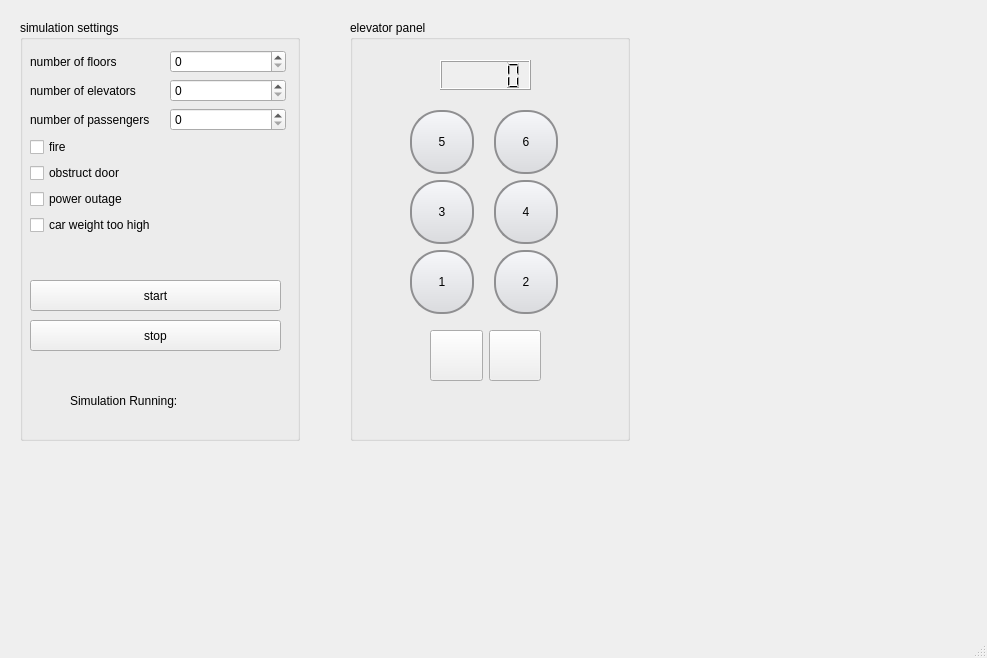
Qt form assignment-03/mainwindow.ui (vidun-jay/comp3004) before a commit.
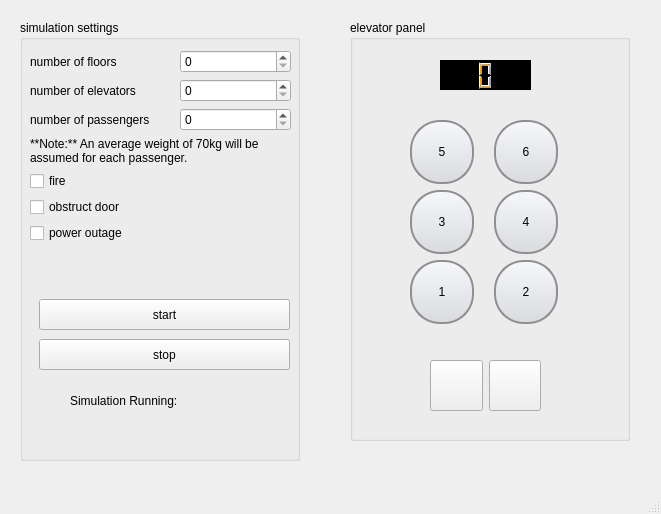
The same form after that commit. Icons and pictures are not drawn.

The edit to the form file:
```diff
--- a/assignment-03/mainwindow.ui
+++ b/assignment-03/mainwindow.ui
@@ -6,8 +6,8 @@
    <rect>
     <x>0</x>
     <y>0</y>
-    <width>987</width>
-    <height>658</height>
+    <width>661</width>
+    <height>514</height>
    </rect>
   </property>
   <property name="windowTitle">
@@ -23,7 +23,7 @@
       <x>20</x>
       <y>20</y>
       <width>280</width>
-      <height>421</height>
+      <height>441</height>
      </rect>
     </property>
     <property name="title">
@@ -34,14 +34,21 @@
       <rect>
        <x>10</x>
        <y>30</y>
-       <width>256</width>
-       <height>214</height>
+       <width>261</width>
+       <height>237</height>
       </rect>
      </property>
      <layout class="QFormLayout" name="formLayout">
       <property name="horizontalSpacing">
-       <number>20</number>
+       <number>30</number>
       </property>
+      <item row="0" column="0">
+       <widget class="QLabel" name="label_2">
+        <property name="text">
+         <string>number of floors</string>
+        </property>
+       </widget>
+      </item>
       <item row="0" column="1">
        <widget class="QSpinBox" name="spinBox"/>
       </item>
@@ -63,38 +70,37 @@
        </widget>
       </item>
       <item row="3" column="1">
-       <widget class="QSpinBox" name="spinBox_3"/>
+       <widget class="QSpinBox" name="load"/>
       </item>
-      <item row="0" column="0">
-       <widget class="QLabel" name="label_2">
+      <item row="4" column="0" colspan="2">
+       <widget class="QLabel" name="label_5">
         <property name="text">
-         <string>number of floors</string>
+         <string>**Note:** An average weight of 70kg will be assumed for each passenger.</string>
+        </property>
+        <property name="textFormat">
+         <enum>Qt::MarkdownText</enum>
+        </property>
+        <property name="wordWrap">
+         <bool>true</bool>
         </property>
        </widget>
       </item>
-      <item row="4" column="0">
+      <item row="5" column="0">
        <widget class="QCheckBox" name="fire_check">
         <property name="text">
          <string>fire</string>
         </property>
        </widget>
       </item>
-      <item row="7" column="0" colspan="2">
-       <widget class="QCheckBox" name="checkBox_2">
-        <property name="text">
-         <string>car weight too high</string>
-        </property>
-       </widget>
-      </item>
-      <item row="5" column="0">
+      <item row="6" column="0">
        <widget class="QCheckBox" name="obstructed_check">
         <property name="text">
          <string>obstruct door</string>
         </property>
        </widget>
       </item>
-      <item row="6" column="0">
-       <widget class="QCheckBox" name="checkBox_4">
+      <item row="7" column="0">
+       <widget class="QCheckBox" name="power_outage">
         <property name="text">
          <string>power outage</string>
         </property>
@@ -105,8 +111,8 @@
     <widget class="QPushButton" name="start">
      <property name="geometry">
       <rect>
-       <x>10</x>
-       <y>260</y>
+       <x>19</x>
+       <y>279</y>
        <width>251</width>
        <height>31</height>
       </rect>
@@ -147,8 +153,8 @@
     <widget class="QPushButton" name="stop">
      <property name="geometry">
       <rect>
-       <x>10</x>
-       <y>300</y>
+       <x>19</x>
+       <y>319</y>
        <width>251</width>
        <height>31</height>
       </rect>
@@ -179,17 +185,27 @@
        <height>30</height>
       </rect>
      </property>
+     <property name="layoutDirection">
+      <enum>Qt::LeftToRight</enum>
+     </property>
      <property name="autoFillBackground">
-      <bool>true</bool>
+      <bool>false</bool>
+     </property>
+     <property name="styleSheet">
+      <string notr="true">background-color: black; 
+color: orange;</string>
+     </property>
+     <property name="digitCount">
+      <number>1</number>
      </property>
     </widget>
     <widget class="QWidget" name="formLayoutWidget_3">
      <property name="geometry">
       <rect>
        <x>60</x>
-       <y>90</y>
-       <width>151</width>
-       <height>206</height>
+       <y>100</y>
+       <width>191</width>
+       <height>276</height>
       </rect>
      </property>
      <layout class="QFormLayout" name="formLayout_3">
@@ -197,7 +213,7 @@
        <number>20</number>
       </property>
       <item row="0" column="0">
-       <widget class="QPushButton" name="pushButton_2">
+       <widget class="QPushButton" name="five">
         <property name="styleSheet">
          <string notr="true">QPushButton {
     border: 2px solid #8f8f91;
@@ -213,7 +229,10 @@
 QPushButton:pressed {
     background-color: qlineargradient(x1: 0, y1: 0, x2: 0, y2: 1, stop: 0 #dadbde, stop: 1 #f6f7fa);
 }
-</string>
+
+QPushButton:checked {
+	border: 2px solid orange;
+}</string>
         </property>
         <property name="text">
          <string>5</string>
@@ -221,7 +240,7 @@
        </widget>
       </item>
       <item row="0" column="1">
-       <widget class="QPushButton" name="pushButton_3">
+       <widget class="QPushButton" name="six">
         <property name="styleSheet">
          <string notr="true">QPushButton {
     border: 2px solid #8f8f91;
@@ -237,7 +256,10 @@
 QPushButton:pressed {
     background-color: qlineargradient(x1: 0, y1: 0, x2: 0, y2: 1, stop: 0 #dadbde, stop: 1 #f6f7fa);
 }
-</string>
+
+QPushButton:checked {
+	border: 2px solid orange;
+}</string>
         </property>
         <property name="text">
          <string>6</string>
@@ -245,7 +267,7 @@
        </widget>
       </item>
       <item row="1" column="0">
-       <widget class="QPushButton" name="pushButton_4">
+       <widget class="QPushButton" name="three">
         <property name="styleSheet">
          <string notr="true">QPushButton {
     border: 2px solid #8f8f91;
@@ -261,7 +283,10 @@
 QPushButton:pressed {
     background-color: qlineargradient(x1: 0, y1: 0, x2: 0, y2: 1, stop: 0 #dadbde, stop: 1 #f6f7fa);
 }
-</string>
+
+QPushButton:checked {
+	border: 2px solid orange;
+}</string>
         </property>
         <property name="text">
          <string>3</string>
@@ -269,7 +294,7 @@
        </widget>
       </item>
       <item row="1" column="1">
-       <widget class="QPushButton" name="pushButton_5">
+       <widget class="QPushButton" name="four">
         <property name="styleSheet">
          <string notr="true">QPushButton {
     border: 2px solid #8f8f91;
@@ -285,7 +310,10 @@
 QPushButton:pressed {
     background-color: qlineargradient(x1: 0, y1: 0, x2: 0, y2: 1, stop: 0 #dadbde, stop: 1 #f6f7fa);
 }
-</string>
+
+QPushButton:checked {
+	border: 2px solid orange;
+}</string>
         </property>
         <property name="text">
          <string>4</string>
@@ -293,7 +321,7 @@
        </widget>
       </item>
       <item row="2" column="0">
-       <widget class="QPushButton" name="pushButton_6">
+       <widget class="QPushButton" name="one">
         <property name="styleSheet">
          <string notr="true">QPushButton {
     border: 2px solid #8f8f91;
@@ -309,7 +337,10 @@
 QPushButton:pressed {
     background-color: qlineargradient(x1: 0, y1: 0, x2: 0, y2: 1, stop: 0 #dadbde, stop: 1 #f6f7fa);
 }
-</string>
+
+QPushButton:checked {
+	border: 2px solid orange;
+}</string>
         </property>
         <property name="text">
          <string>1</string>
@@ -317,7 +348,7 @@
        </widget>
       </item>
       <item row="2" column="1">
-       <widget class="QPushButton" name="pushButton_7">
+       <widget class="QPushButton" name="two">
         <property name="styleSheet">
          <string notr="true">QPushButton {
     border: 2px solid #8f8f91;
@@ -333,7 +364,10 @@
 QPushButton:pressed {
     background-color: qlineargradient(x1: 0, y1: 0, x2: 0, y2: 1, stop: 0 #dadbde, stop: 1 #f6f7fa);
 }
-</string>
+
+QPushButton:checked {
+	border: 2px solid orange;
+}</string>
         </property>
         <property name="text">
          <string>2</string>
@@ -346,7 +380,7 @@
      <property name="geometry">
       <rect>
        <x>80</x>
-       <y>310</y>
+       <y>340</y>
        <width>111</width>
        <height>51</height>
       </rect>
@@ -411,7 +445,7 @@
     <rect>
      <x>0</x>
      <y>0</y>
-     <width>987</width>
+     <width>661</width>
      <height>22</height>
     </rect>
    </property>
```
